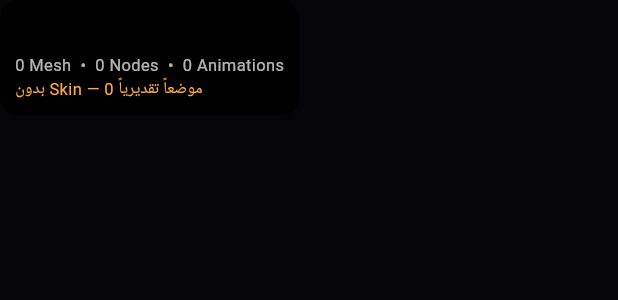
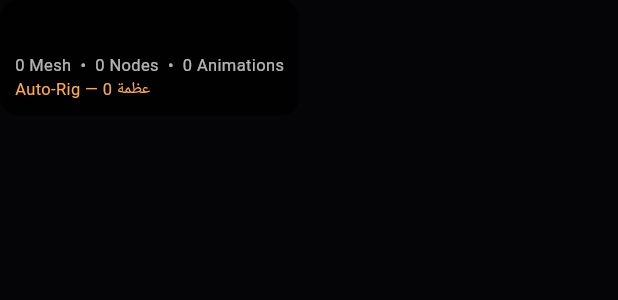
Before and after one commit to almwld/gta6nud, a Flutter app: the _ImportSummary widget shown alone on an empty page, opened directly with empty values, on a phone screen of 412 x 824 dp. Shown: the top 300 px of the screen. Run offline on Flutter 3.47's test engine with Material 3 defaults, Android fonts, the phone set to English and light mode, and no system bars; our stand-ins replace audioplayers, file_picker, shared_preferences; missing offline and left inert: flutter_3d_controller; accounts and stored records are empty.

Commit message:
feat(viewer): report generated skin rig after GLB import

```diff
--- a/lib/ui/model_viewer_screen.dart
+++ b/lib/ui/model_viewer_screen.dart
@@ -63,7 +63,7 @@ class _ModelViewerScreenState extends State<ModelViewerScreen> {
       final rig = imported.inspection;
       final message = rig.alreadyRigged
           ? 'تم استيراد المجسم والعثور على الهيكل العظمي.'
-          : 'تم الاستيراد. لم يوجد Skin؛ أُنشئ تحليل أولي لمواضع العظام فقط.';
+          : 'تم إنشاء هيكل عظمي وأوزان Skin تلقائياً للمجسم.';
       ScaffoldMessenger.of(context).showSnackBar(
         SnackBar(content: Text(message)),
       );
@@ -288,7 +288,7 @@ class _ImportSummary extends StatelessWidget {
     final info = model.inspection;
     final rigText = info.alreadyRigged
         ? 'هيكل مدمج: ${info.jointCount} عظمة'
-        : 'بدون Skin — ${info.rigLandmarks.length} موضعاً تقديرياً';
+        : 'Auto-Rig — ${info.jointCount} عظمة';
     return Material(
       color: Colors.black.withOpacity(.78),
       borderRadius: BorderRadius.circular(12),
```
